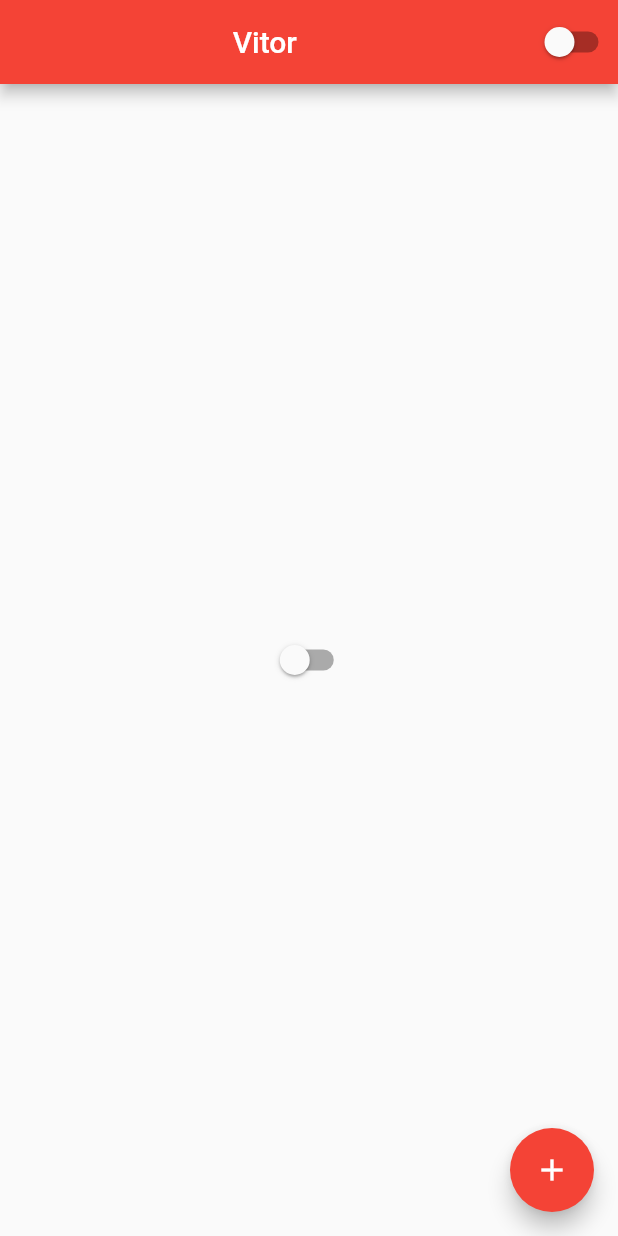
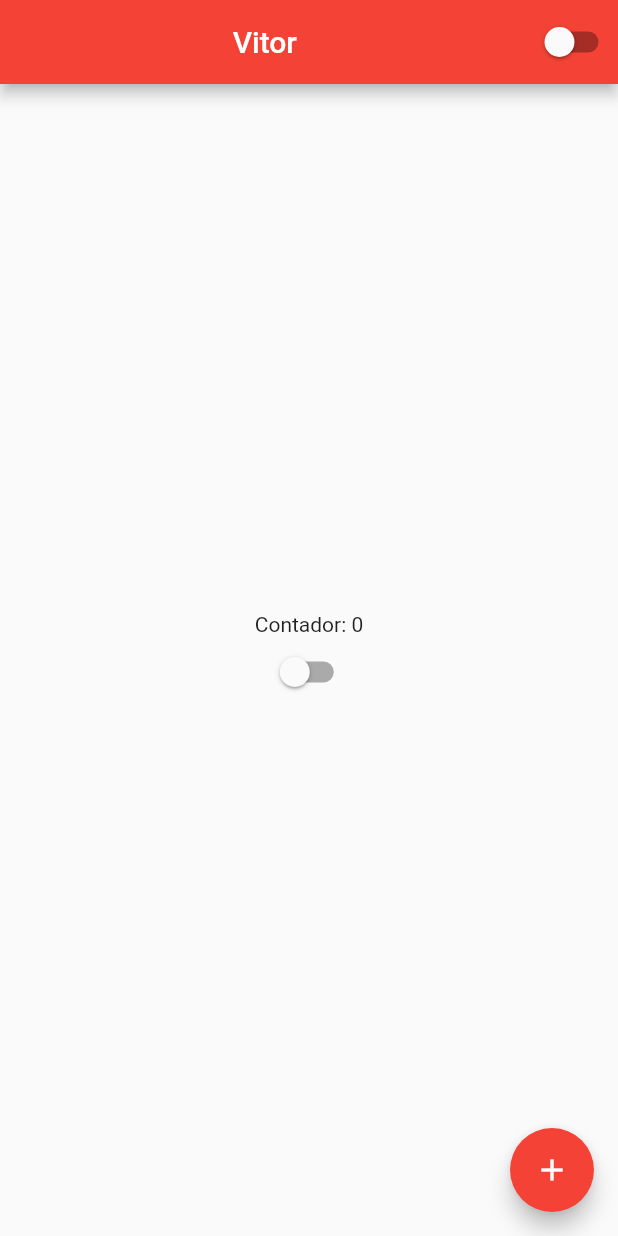
Before and after one commit to vitor2233/curso-flutter, a Flutter app: the screen it shows after launch, on a phone screen of 412 x 824 dp. Run offline on Flutter 3.47's test engine with Material 2 defaults, Android fonts, the phone set to English and light mode, and no system bars.

Commit message:
#14 - Columns

```diff
--- a/olaMundo/lib/home_page.dart
+++ b/olaMundo/lib/home_page.dart
@@ -18,7 +18,17 @@ class HomePageState extends State<HomePage> {
         title: Center(child: Text('Vitor')),
         actions: [CustomSwitch()],
       ),
-      body: Center(child: CustomSwitch()),
+      body: Container(
+        width: double.infinity,
+        height: double.infinity,
+        child: Column(
+          mainAxisAlignment: MainAxisAlignment.center,
+          children: [
+            Text('Contador: $counter'),
+            CustomSwitch(),
+          ],
+        ),
+      ),
       floatingActionButton: FloatingActionButton(
         child: Icon(Icons.add),
         onPressed: () {
```
